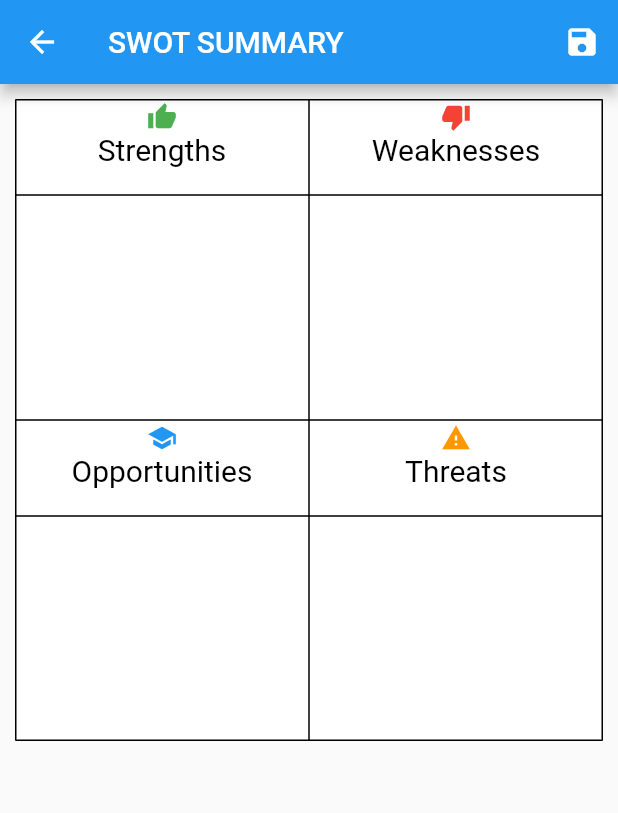
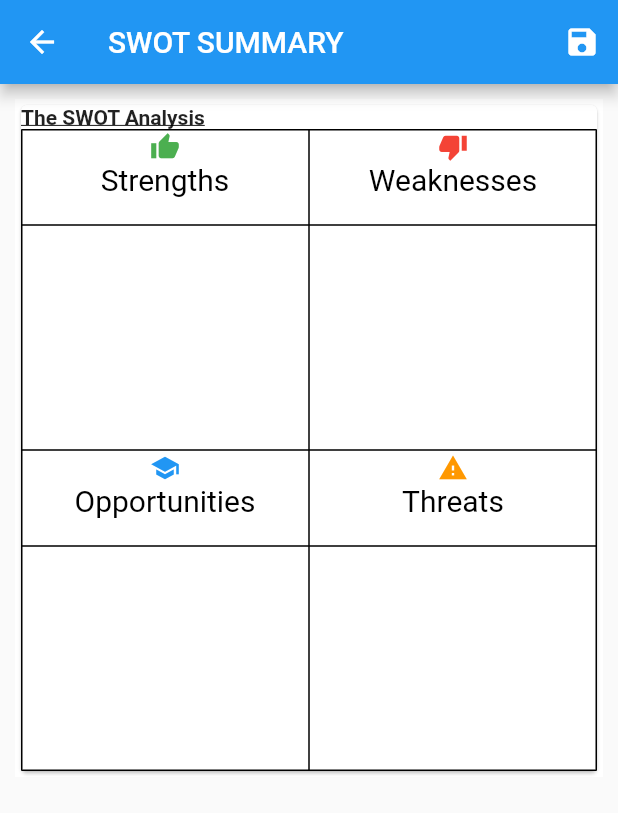
Before and after one commit to Combatwombat77/copy_cat_reboot, a Flutter app: the TableWidget screen opened directly with empty values, on a phone screen of 412 x 824 dp. Shown: the top 813 px of the screen. Run offline on Flutter 3.47's test engine with Material 2 defaults, Android fonts, the phone set to English and light mode, and no system bars; our stand-ins replace flutter_speed_dial, font_awesome_flutter, sqflite; missing offline and left inert: image_picker_saver; accounts and stored records are empty.

```diff
--- a/lib/ui/pages/swot_elements/final_table.dart
+++ b/lib/ui/pages/swot_elements/final_table.dart
@@ -48,7 +48,16 @@ class _TableWidgetState extends State<TableWidget>{
         padding: EdgeInsets.all( 10),
         child: Container(
           color: Colors.white,
-          child:Table(
+          child:Column(
+        mainAxisAlignment: MainAxisAlignment.start,
+        children: <Widget>[
+          Card(
+              child: Column(
+                children: <Widget>[
+                  Row(children: <Widget>[
+                    Text("The SWOT Analysis",  style: TextStyle(fontWeight: FontWeight.bold, decoration: TextDecoration.underline))
+                  ],),
+          Table(
           border: TableBorder.all(),
           children: <TableRow>[
             TableRow(children: <Widget> [
@@ -287,9 +296,13 @@ class _TableWidgetState extends State<TableWidget>{
             ),
            ],
           ),
+                ],
+                ),
       ),
-      ),
-      )
+        ],)
+   ),
+   ),
+   ),
    );
   }
    Future<Uint8List> TakeScreenShot() async{
```
Also changed, not shown: lib/ui/pages/canvas_elements/canvas_model.dart (+50 -9 lines).
